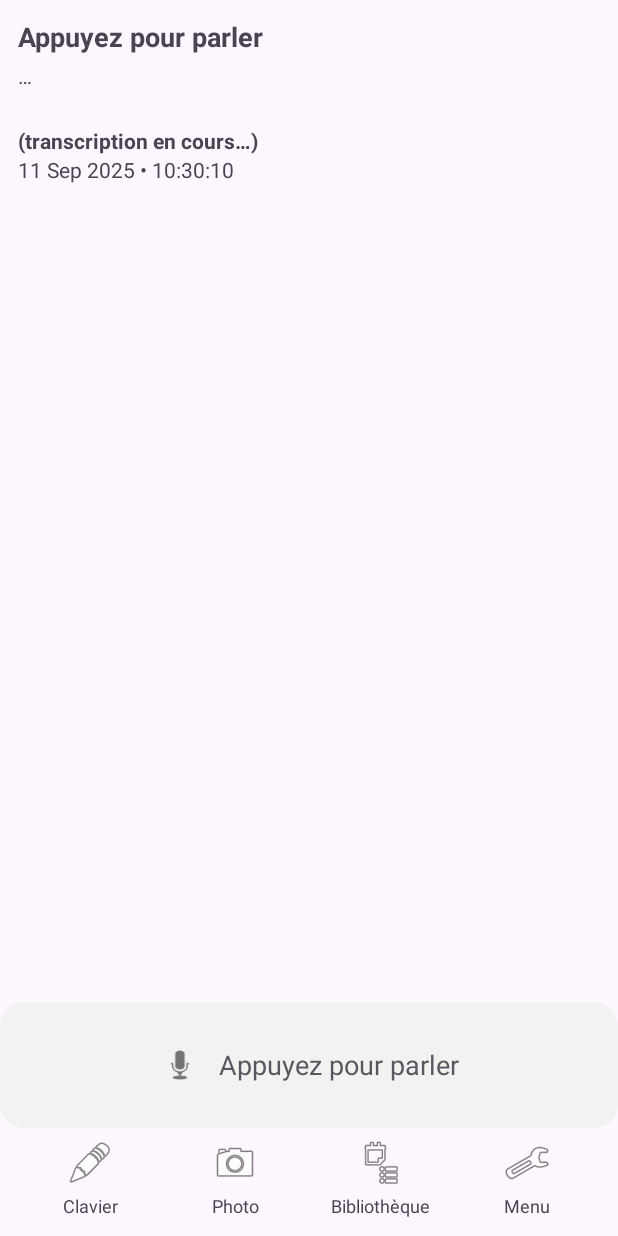
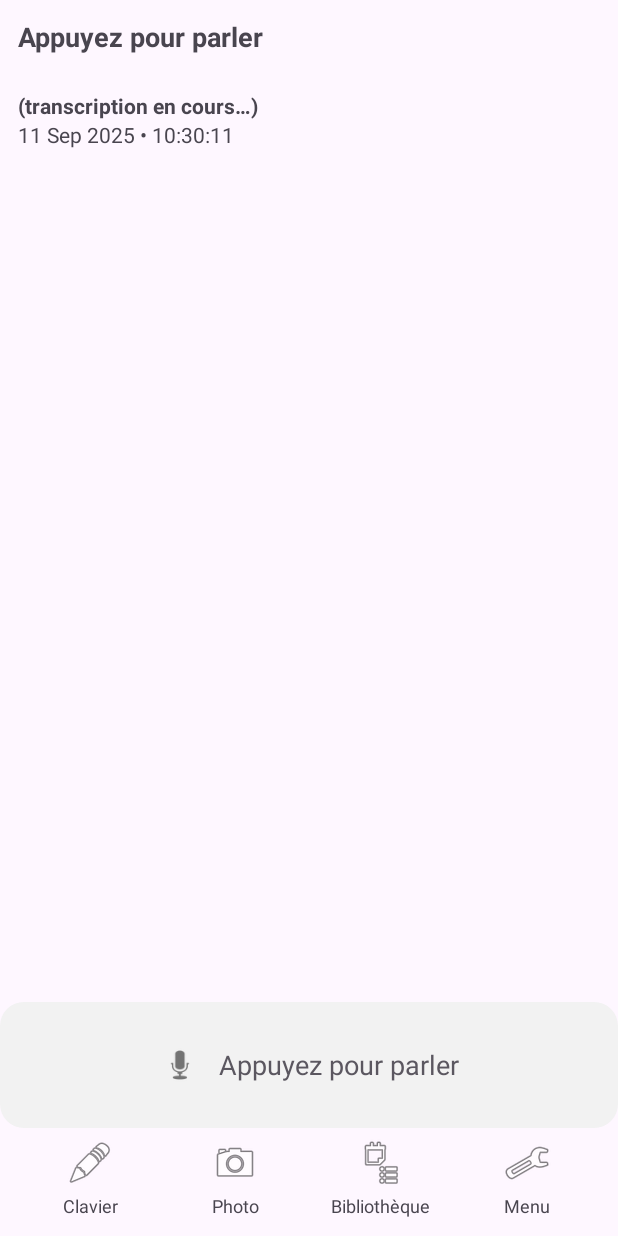
Before and after one commit to Scarch30/OpenEER, an Android app: the MainActivity screen opened directly, with no data from a screen before it, after a tap on "Retour", on a phone screen of 412 x 824 dp. Run offline under Robolectric (Android 15) with nearby library versions, the phone set to English and light mode, and no system bars; our stand-ins replace Room's generated code; 2 other taps on this screen came first.

```diff
--- /dev/null
+++ b/app/src/main/java/com/example/openeer/ui/NoteUiFormat.kt
@@ -0,0 +1,20 @@
+package com.example.openeer.ui
+
+import com.example.openeer.data.Note
+import java.text.SimpleDateFormat
+import java.util.Date
+import java.util.Locale
+import kotlin.math.roundToInt
+
+private val sdf = SimpleDateFormat("dd MMM yyyy • HH:mm:ss", Locale.getDefault())
+
+fun Note.formatMeta(): String {
+    val dateTxt = sdf.format(Date(createdAt))
+    val acc = accuracyM?.let { " (± ${it.roundToInt()} m)" } ?: ""
+    val place = placeLabel.orEmpty()
+    return when {
+        place.isNotBlank() -> "$dateTxt • $place$acc"
+        acc.isNotBlank() -> "$dateTxt$acc"
+        else -> dateTxt
+    }
+}
--- a/app/src/main/java/com/example/openeer/ui/NotesAdapter.kt
+++ b/app/src/main/java/com/example/openeer/ui/NotesAdapter.kt
@@ -8,10 +8,7 @@ import androidx.recyclerview.widget.ListAdapter
 import androidx.recyclerview.widget.RecyclerView
 import com.example.openeer.data.Note
 import com.example.openeer.databinding.ItemNoteBinding
-import java.text.SimpleDateFormat
-import java.util.Locale
-import java.util.Date
-import kotlin.math.roundToInt
+import com.example.openeer.ui.formatMeta
 
 class NotesAdapter(
     private val onClick: (Note) -> Unit,
@@ -23,7 +20,6 @@ class NotesAdapter(
             override fun areItemsTheSame(a: Note, b: Note) = a.id == b.id
             override fun areContentsTheSame(a: Note, b: Note) = a == b
         }
-        private val sdf = SimpleDateFormat("dd MMM yyyy • HH:mm:ss", Locale.getDefault())
     }
 
     class VH(val b: ItemNoteBinding) : RecyclerView.ViewHolder(b.root)
@@ -38,15 +34,7 @@ class NotesAdapter(
         h.b.titleOrBody.text =
             n.title?.takeIf { it.isNotBlank() } ?: (n.body.ifBlank { "(audio)" }.take(80))
 
-        val dateTxt = sdf.format(Date(n.createdAt))
-        val acc = n.accuracyM?.let { " (± ${it.roundToInt()} m)" } ?: ""
-        val place = n.placeLabel.orEmpty()
-
-        h.b.meta.text = when {
-            place.isNotBlank() -> "$dateTxt • $place$acc"
-            acc.isNotBlank()   -> "$dateTxt$acc"
-            else               -> dateTxt
-        }
+        h.b.meta.text = n.formatMeta()
 
         h.b.iconReminder.visibility = View.GONE
         h.b.root.setOnClickListener { onClick(n) }
--- a/app/src/main/res/layout/activity_main.xml
+++ b/app/src/main/res/layout/activity_main.xml
@@ -6,28 +6,37 @@
     android:layout_width="match_parent"
     android:layout_height="match_parent">
 
-    <!-- Bandeau activité + transcription (placeholder) -->
-    <LinearLayout
-        android:orientation="vertical"
+    <!-- Statut en haut de l'écran -->
+    <TextView
+        android:id="@+id/txtActivity"
+        android:text="Appuyez pour parler"
+        android:textStyle="bold"
+        android:textSize="18sp"
         android:padding="12dp"
         android:layout_width="match_parent"
-        android:layout_height="wrap_content">
+        android:layout_height="wrap_content" />
+
+    <!-- Bandeau de transcription live (masqué par défaut) -->
+    <com.google.android.material.card.MaterialCardView
+        android:id="@+id/liveTranscriptionBar"
+        android:layout_width="match_parent"
+        android:layout_height="wrap_content"
+        android:layout_marginStart="8dp"
+        android:layout_marginEnd="8dp"
+        android:layout_marginTop="4dp"
+        android:layout_marginBottom="4dp"
+        android:elevation="4dp"
+        android:padding="8dp"
+        android:visibility="gone">
 
         <TextView
-            android:id="@+id/txtActivity"
-            android:text="Appuyez pour parler"
-            android:textStyle="bold"
-            android:textSize="18sp"
-            android:layout_width="wrap_content"
-            android:layout_height="wrap_content" />
-
-        <TextView
-            android:id="@+id/txtLive"
-            android:text="…"
-            android:layout_marginTop="4dp"
-            android:layout_width="wrap_content"
-            android:layout_height="wrap_content" />
-    </LinearLayout>
+            android:id="@+id/liveTranscriptionText"
+            android:layout_width="match_parent"
+            android:layout_height="wrap_content"
+            android:textSize="16sp"
+            android:maxLines="2"
+            android:ellipsize="end" />
+    </com.google.android.material.card.MaterialCardView>
 
     <!-- Panneau NOTE OUVERTE (masqué par défaut) -->
     <LinearLayout
@@ -90,6 +99,18 @@
             android:layout_height="wrap_content"
             android:enabled="false"
             android:padding="12dp" />
+
+        <!-- Métadonnées de la note -->
+        <TextView
+            android:id="@+id/noteMetaFooter"
+            android:layout_width="match_parent"
+            android:layout_height="wrap_content"
+            android:paddingTop="4dp"
+            android:paddingBottom="4dp"
+            android:textSize="13sp"
+            android:singleLine="true"
+            android:ellipsize="end"
+            android:visibility="gone" />
     </LinearLayout>
 
     <!-- Liste des notes (affichée quand aucune note n'est ouverte) -->
```
Also changed, not shown: app/src/main/java/com/example/openeer/ui/LiveTranscriber.kt (+29 -10 lines), app/src/main/java/com/example/openeer/ui/MicBarController.kt (+43 -58 lines), app/src/main/java/com/example/openeer/ui/NotePanelController.kt (+9 -0 lines), app/src/main/res/layout/activity_note_detail.xml (+12 -0 lines).
